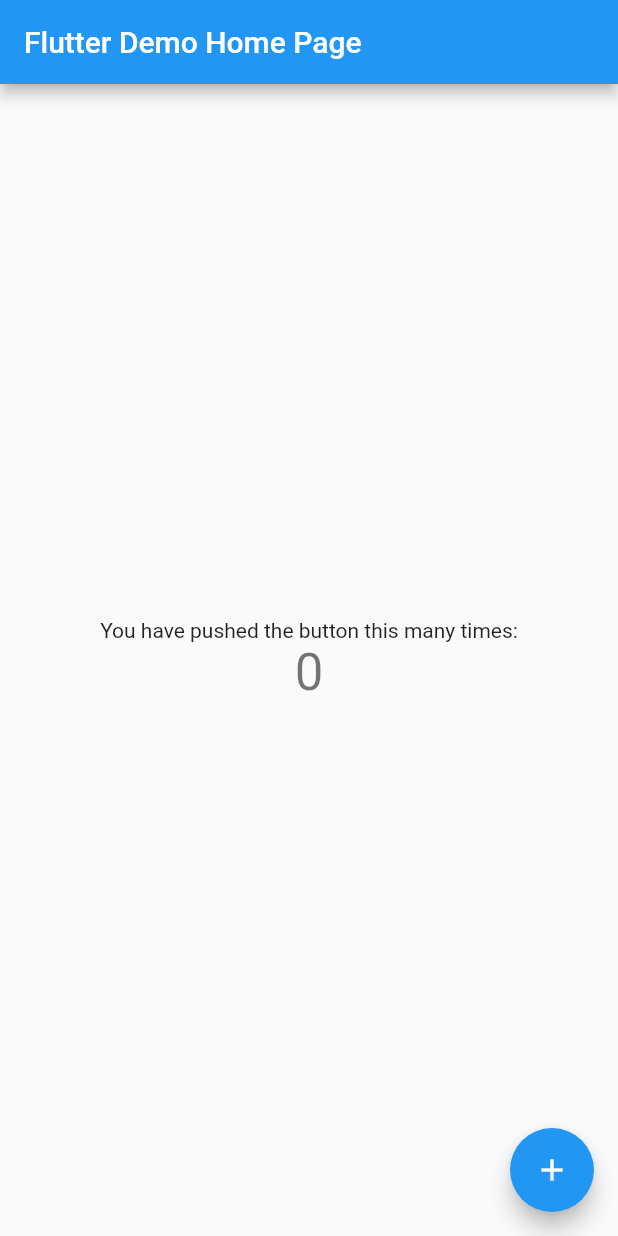
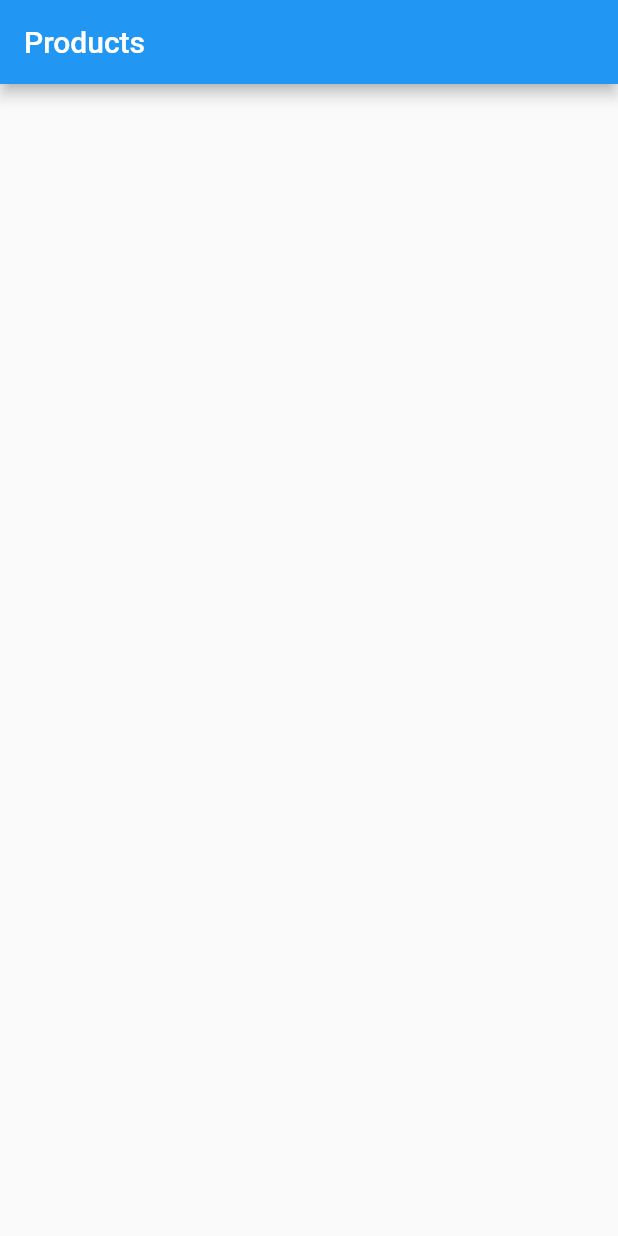
Before and after one commit to e-demir/sqflite_demo, a Flutter app: the screen it shows after launch, on a phone screen of 412 x 824 dp. Run offline on Flutter 3.47's test engine with Material 2 defaults, Android fonts, the phone set to English and light mode, and no system bars; our stand-ins replace sqflite; accounts and stored records are empty; statements that could not run were skipped.

Commit message:
ProductList page added

```diff
--- a/lib/data/dbHelper.dart
+++ b/lib/data/dbHelper.dart
@@ -1,5 +1,4 @@
 import 'dart:async';
-import 'dart:ffi';
 
 import 'package:path/path.dart';
 import 'package:sqflite/sqflite.dart';
--- a/lib/main.dart
+++ b/lib/main.dart
@@ -1,113 +1,15 @@
 import 'package:flutter/material.dart';
+import 'package:sqflitedemo/screens/product_list.dart';
 
 void main() {
   runApp(MyApp());
 }
 
 class MyApp extends StatelessWidget {
-  // This widget is the root of your application.
   @override
   Widget build(BuildContext context) {
     return MaterialApp(
-      title: 'Flutter Demo',
-      theme: ThemeData(
-        // This is the theme of your application.
-        //
-        // Try running your application with "flutter run". You'll see the
-        // application has a blue toolbar. Then, without quitting the app, try
-        // changing the primarySwatch below to Colors.green and then invoke
-        // "hot reload" (press "r" in the console where you ran "flutter run",
-        // or simply save your changes to "hot reload" in a Flutter IDE).
-        // Notice that the counter didn't reset back to zero; the application
-        // is not restarted.
-        primarySwatch: Colors.blue,
-      ),
-      home: MyHomePage(title: 'Flutter Demo Home Page'),
+      home: ProductList(),
     );
   }
 }
-
-class MyHomePage extends StatefulWidget {
-  MyHomePage({Key key, this.title}) : super(key: key);
-
-  // This widget is the home page of your application. It is stateful, meaning
-  // that it has a State object (defined below) that contains fields that affect
-  // how it looks.
-
-  // This class is the configuration for the state. It holds the values (in this
-  // case the title) provided by the parent (in this case the App widget) and
-  // used by the build method of the State. Fields in a Widget subclass are
-  // always marked "final".
-
-  final String title;
-
-  @override
-  _MyHomePageState createState() => _MyHomePageState();
-}
-
-class _MyHomePageState extends State<MyHomePage> {
-  int _counter = 0;
-
-  void _incrementCounter() {
-    setState(() {
-      // This call to setState tells the Flutter framework that something has
-      // changed in this State, which causes it to rerun the build method below
-      // so that the display can reflect the updated values. If we changed
-      // _counter without calling setState(), then the build method would not be
-      // called again, and so nothing would appear to happen.
-      _counter++;
-    });
-  }
-
-  @override
-  Widget build(BuildContext context) {
-    // This method is rerun every time setState is called, for instance as done
-    // by the _incrementCounter method above.
-    //
-    // The Flutter framework has been optimized to make rerunning build methods
-    // fast, so that you can just rebuild anything that needs updating rather
-    // than having to individually change instances of widgets.
-    return Scaffold(
-      appBar: AppBar(
-        // Here we take the value from the MyHomePage object that was created by
-        // the App.build method, and use it to set our appbar title.
-        title: Text(widget.title),
-      ),
-      body: Center(
-        // Center is a layout widget. It takes a single child and positions it
-        // in the middle of the parent.
-        child: Column(
-          // Column is also a layout widget. It takes a list of children and
-          // arranges them vertically. By default, it sizes itself to fit its
-          // children horizontally, and tries to be as tall as its parent.
-          //
-          // Invoke "debug painting" (press "p" in the console, choose the
-          // "Toggle Debug Paint" action from the Flutter Inspector in Android
-          // Studio, or the "Toggle Debug Paint" command in Visual Studio Code)
-          // to see the wireframe for each widget.
-          //
-          // Column has various properties to control how it sizes itself and
-          // how it positions its children. Here we use mainAxisAlignment to
-          // center the children vertically; the main axis here is the vertical
-          // axis because Columns are vertical (the cross axis would be
-          // horizontal).
-          mainAxisAlignment: MainAxisAlignment.center,
-          children: <Widget>[
-            Text(
-              'You have pushed the button this many times:',
-            ),
-            Text(
-              '$_counter',
-              style: Theme.of(context).textTheme.headline4,
-            ),
-          ],
-        ),
-      ),
-      floatingActionButton: FloatingActionButton(
-        onPressed: _incrementCounter,
-        tooltip: 'Increment',
-        child: Icon(Icons.add),
-      ), // This trailing comma makes auto-formatting nicer for build methods.
-    );
-  }
-}
--- /dev/null
+++ b/lib/screens/product_list.dart
@@ -0,0 +1,57 @@
+
+import 'package:flutter/material.dart';
+import 'package:sqflitedemo/data/dbHelper.dart';
+import 'package:sqflitedemo/models/Product.dart';
+
+class ProductList extends StatefulWidget{
+  @override
+  State<StatefulWidget> createState() {
+
+    return _ProductListState();
+  }
+
+}
+
+class _ProductListState extends State {
+
+  var dbHelper = DbHelper();
+  List<Product> products;
+  int productCount = 0;
+
+  @override
+  void initState() {
+    var futureProducts = dbHelper.getProducts();
+    futureProducts.then((value) =>
+    this.products = value
+    );
+   }
+
+  @override
+  Widget build(BuildContext context) {
+    return Scaffold(
+      appBar: AppBar(
+       title: Text("Products"),
+      ),
+      body: buildProductList()
+    );
+  }
+
+  ListView buildProductList() {
+    ListView.builder(
+      itemCount: productCount,
+      itemBuilder: (BuildContext context, int position){
+        return Card(
+          color: Colors.pinkAccent,
+          elevation: 2.0,
+          child: ListTile(
+            leading: CircleAvatar(backgroundColor: Colors.grey,child: Text("Product"),),
+            title: Text(this.products[position].name),
+            subtitle: Text(this.products[position].description),
+            trailing: Text(this.products[position].unitPrice.toString()),
+            onTap: (){},
+          ),
+        );
+      }
+      );
+  }
+}
```
